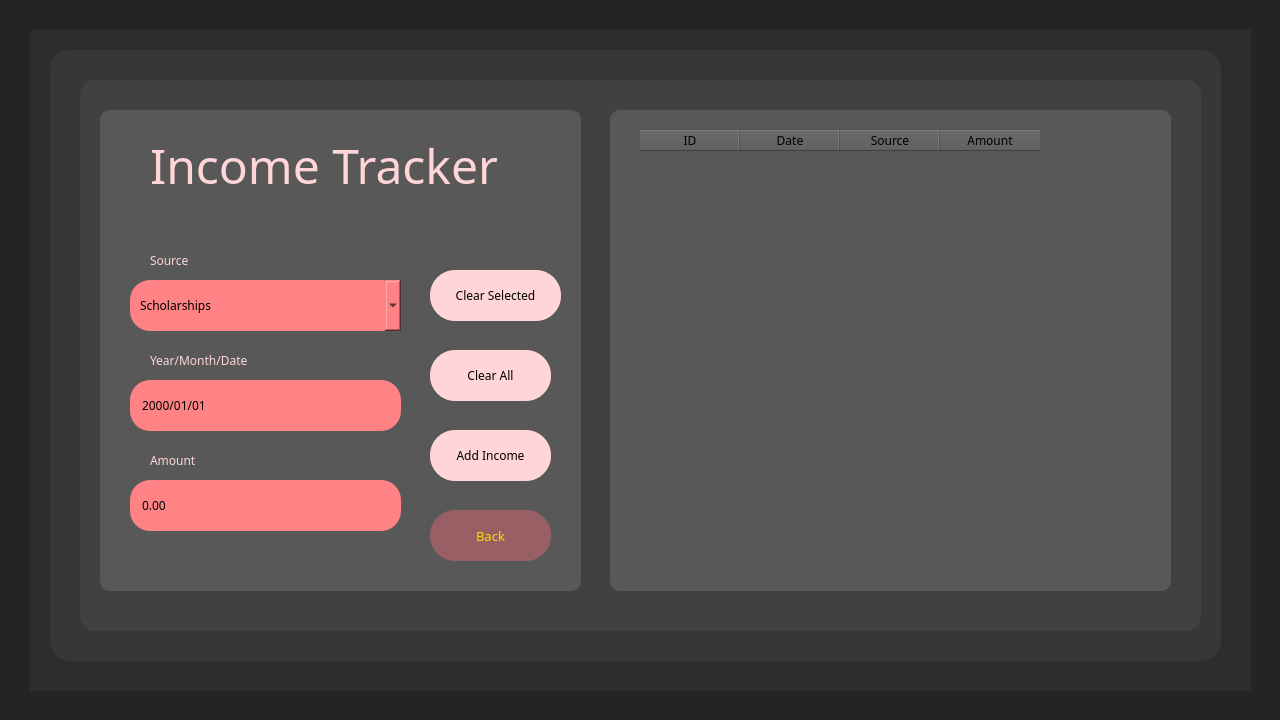
hclperera/Personal_Organizer, file ui/income.ui: the form before one commit.
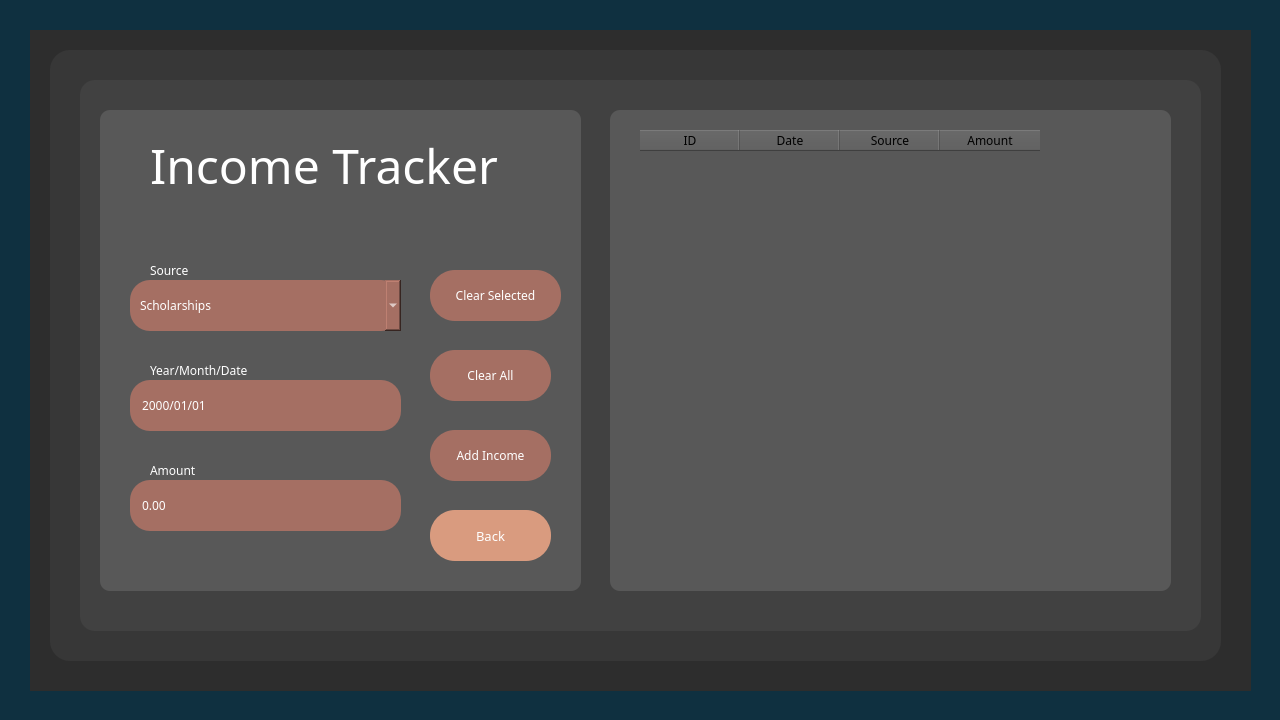
The form after the commit.

What changed in the file:
```diff
--- a/ui/income.ui
+++ b/ui/income.ui
@@ -29,7 +29,7 @@
    </property>
    <property name="styleSheet">
     <string notr="true">QWidget{
-	background-color: rgb(36, 36, 36);
+	background-color: rgb(15, 48, 64);
 }</string>
    </property>
    <widget class="QWidget" name="Fback1" native="true">
@@ -108,11 +108,11 @@
         </property>
         <property name="styleSheet">
          <string notr="true">QComboBox{
-	background-color:rgb(255, 131, 133);
+	background-color:rgb(165, 111, 99);
 	border-radius:20px;
 	padding-left:10px;
 	padding-right:10px;
-	color: black;
+	color: white;
 }</string>
         </property>
         <item>
@@ -152,11 +152,10 @@
         </property>
         <property name="styleSheet">
          <string notr="true">QPushButton{
-	background-color:rgb(255, 213, 215);
+	background-color:rgb(165, 111, 99);
 	border-radius:25px;
 	border-color: rgb(53, 69, 93);
-	
-	color: rgb(0, 0, 0);
+	color: white;
 }</string>
         </property>
         <property name="text">
@@ -167,7 +166,7 @@
         <property name="geometry">
          <rect>
           <x>50</x>
-          <y>240</y>
+          <y>250</y>
           <width>161</width>
           <height>20</height>
          </rect>
@@ -179,7 +178,7 @@
         </property>
         <property name="styleSheet">
          <string notr="true">QLabel{
-	color:rgb(255, 213, 215);
+	color:white;
 }</string>
         </property>
         <property name="text">
@@ -190,7 +189,7 @@
         <property name="geometry">
          <rect>
           <x>50</x>
-          <y>140</y>
+          <y>150</y>
           <width>81</width>
           <height>20</height>
          </rect>
@@ -202,7 +201,7 @@
         </property>
         <property name="styleSheet">
          <string notr="true">QLabel{
-	color:rgb(255, 213, 215);
+	color:white;
 }</string>
         </property>
         <property name="text">
@@ -213,7 +212,7 @@
         <property name="geometry">
          <rect>
           <x>50</x>
-          <y>340</y>
+          <y>350</y>
           <width>91</width>
           <height>20</height>
          </rect>
@@ -225,7 +224,7 @@
         </property>
         <property name="styleSheet">
          <string notr="true">QLabel{
-	color:rgb(255, 213, 215);
+	color:white;
 }</string>
         </property>
         <property name="text">
@@ -248,11 +247,10 @@
         </property>
         <property name="styleSheet">
          <string notr="true">QPushButton{
-	background-color:rgb(255, 213, 215);
+	background-color:rgb(165, 111, 99);
 	border-radius:25px;
 	border-color: rgb(53, 69, 93);
-	
-	color: rgb(0, 0, 0);
+	color: white;
 }</string>
         </property>
         <property name="text">
@@ -275,11 +273,10 @@
         </property>
         <property name="styleSheet">
          <string notr="true">QPushButton{
-	background-color:rgb(255, 213, 215);
+	background-color:rgb(165, 111, 99);
 	border-radius:25px;
 	border-color: rgb(53, 69, 93);
-	
-	color: rgb(0, 0, 0);
+	color: white;
 }</string>
         </property>
         <property name="text">
@@ -303,7 +300,7 @@
         </property>
         <property name="styleSheet">
          <string notr="true">QLabel{
-	color:rgb(255, 213, 215);
+	color:white;
 }</string>
         </property>
         <property name="text">
@@ -327,11 +324,9 @@
         </property>
         <property name="styleSheet">
          <string notr="true">QPushButton{
-	background-color:rgb(152, 96, 100);
+	background-color:rgb(217, 155, 127);
 	border-radius:25px;
-	border-color: rgb(53, 69, 93);
-	
-	color: gold;
+	color: white;
 }</string>
         </property>
         <property name="text">
@@ -354,11 +349,11 @@
         </property>
         <property name="styleSheet">
          <string notr="true">QDoubleSpinBox{
-	background-color:rgb(255, 131, 133);
+	background-color:rgb(165, 111, 99);
 	border-radius:20px;
 	padding-left:10px;
 	padding-right:10px;
-	color:black;
+	color: white;
 }</string>
         </property>
         <property name="buttonSymbols">
@@ -387,11 +382,11 @@
         </property>
         <property name="styleSheet">
          <string notr="true">QDateEdit{
-	background-color:rgb(255, 131, 133);
+	background-color:rgb(165, 111, 99);
 	border-radius:20px;
 	padding-left:10px;
 	padding-right:10px;
-	color:black;
+	color: white;
 }</string>
         </property>
         <property name="readOnly">
```
Left out of the diff: 2 changed lines with no effect on the pictures.
